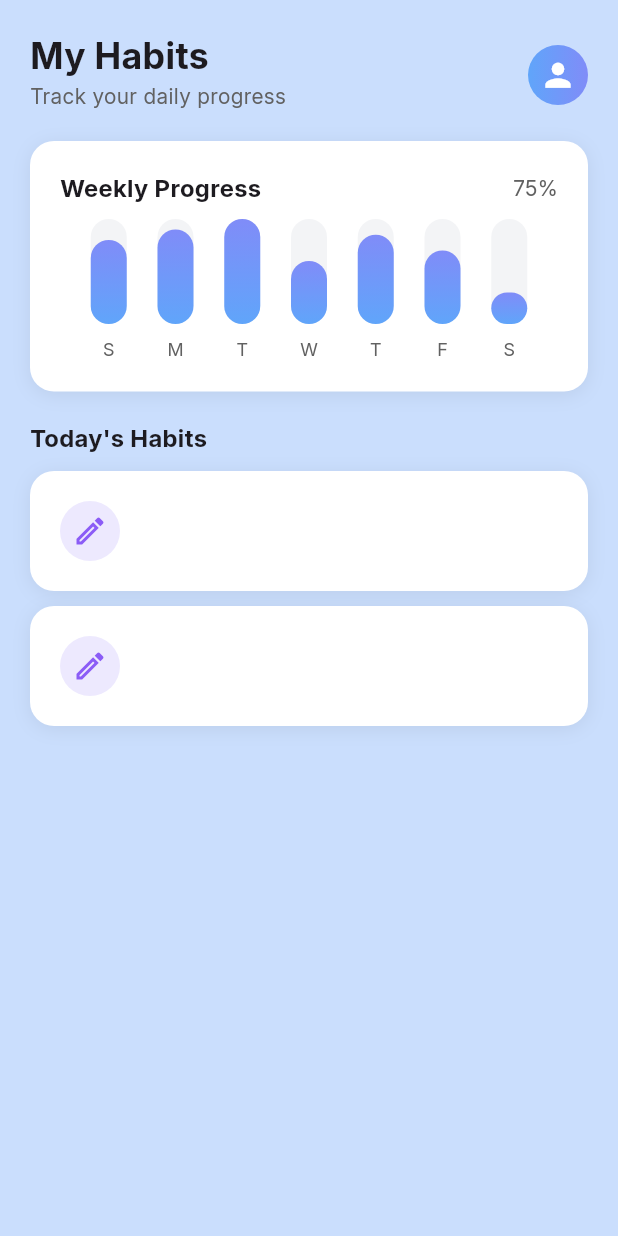
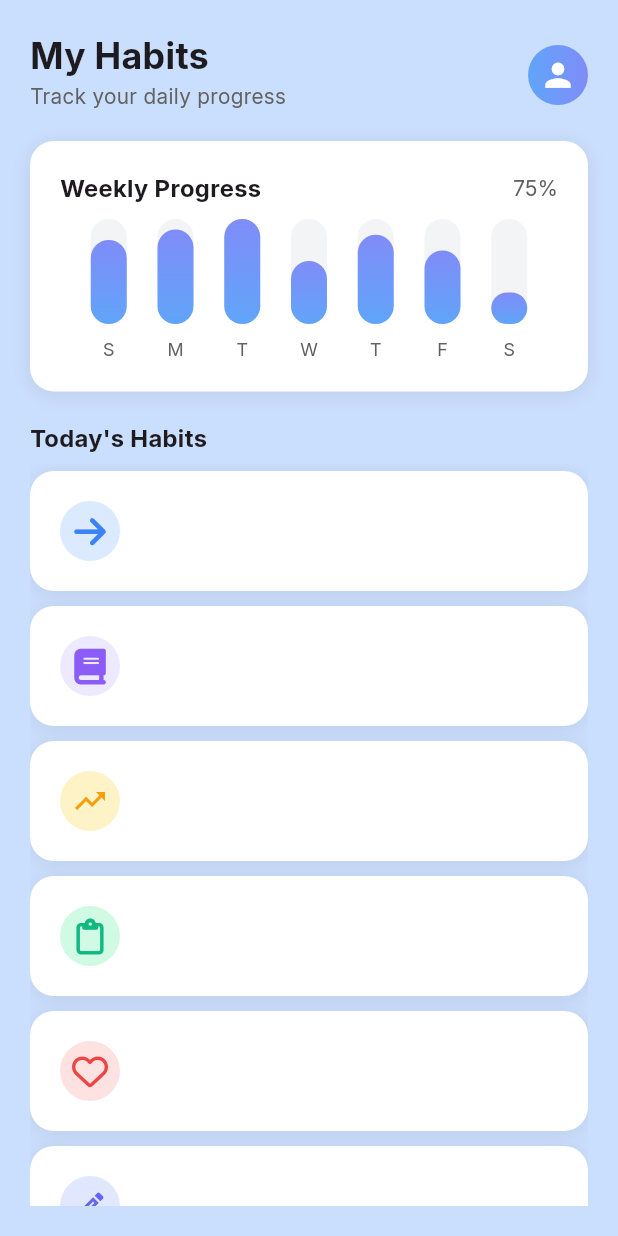
Before and after one commit to x00Adham/Habitly-App, a Flutter app: the screen it shows after launch, on a phone screen of 412 x 824 dp. Run offline on Flutter 3.47's test engine with Material 3 defaults, Android fonts, the phone set to English and light mode, and no system bars; our stand-ins replace font_awesome_flutter.

Commit message:
tesring icons on listview

```diff
--- a/lib/screens/home_page.dart
+++ b/lib/screens/home_page.dart
@@ -1,5 +1,7 @@
 import 'package:flutter/material.dart';
 import 'package:habitly/constants/colors.dart';
+import 'package:habitly/constants/icons_list.dart';
+import 'package:habitly/models/icon_model.dart';
 import 'package:habitly/widgets/my_app_bar.dart';
 import 'package:habitly/widgets/my_circular_icon.dart';
 import 'package:habitly/widgets/my_container.dart';
@@ -28,15 +30,20 @@ class HomePage extends StatelessWidget {
             SizedBox(height: 5),
             Expanded(
               child: ListView.builder(
-                itemCount: 2,
+                itemCount: iconsList.length,
                 itemBuilder: (context, index) {
+                  late IconModel icon = iconsList[index];
                   return Padding(
                     padding: const EdgeInsets.symmetric(vertical: 5),
                     child: MyContainer(
                       children: [
                         Row(
                           children: [
-                            MyCircleIcon(),
+                            MyCircleIcon(
+                              backgroundColor: icon.backgroundColor,
+                              icon: icon.icon,
+                              iconColor: icon.iconColor,
+                            ),
                           ],
                         ),
                       ],
--- a/lib/widgets/my_circular_icon.dart
+++ b/lib/widgets/my_circular_icon.dart
@@ -1,16 +1,15 @@
 import 'package:flutter/material.dart';
-import 'package:font_awesome_flutter/font_awesome_flutter.dart';
 
 class MyCircleIcon extends StatelessWidget {
-  // const MyCircleIcon({super.key, required this.backgroundColor, required this.icon, required this.iconColor});
-  // final Color backgroundColor;
-  // final Icon icon;
-  // final Color iconColor;
+  const MyCircleIcon({super.key, required this.backgroundColor, required this.icon, required this.iconColor});
+  final Color backgroundColor;
+  final IconData icon;
+  final Color iconColor;
   @override
   Widget build(BuildContext context) {
     return CircleAvatar(
-      backgroundColor: Color(0xffEDE9FE),
-      child: Icon(Icons.edit_outlined, color: Color(0xff8B5CF6)),
+      backgroundColor: backgroundColor,
+      child: Icon(icon, color: iconColor),
     );
   }
 }
```
